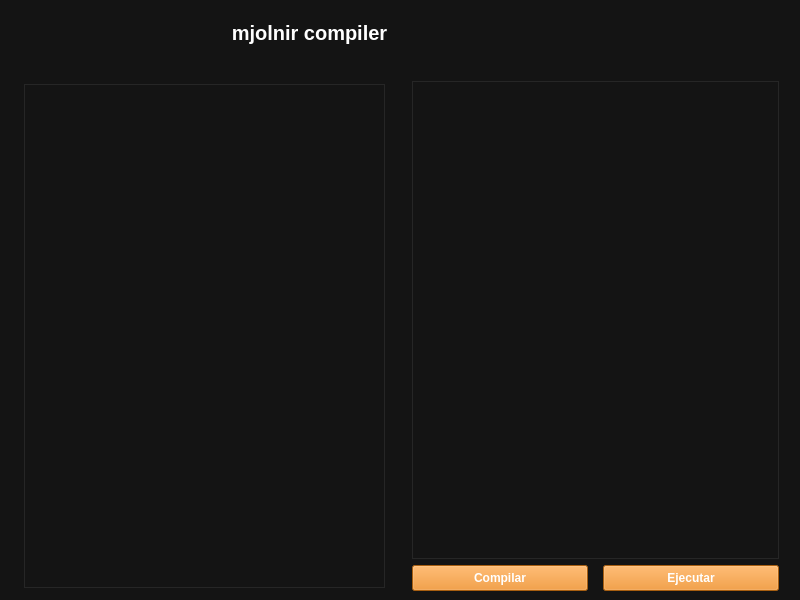
Qt form views/main.ui (enajera123/mjolnir_compiler) before a commit.
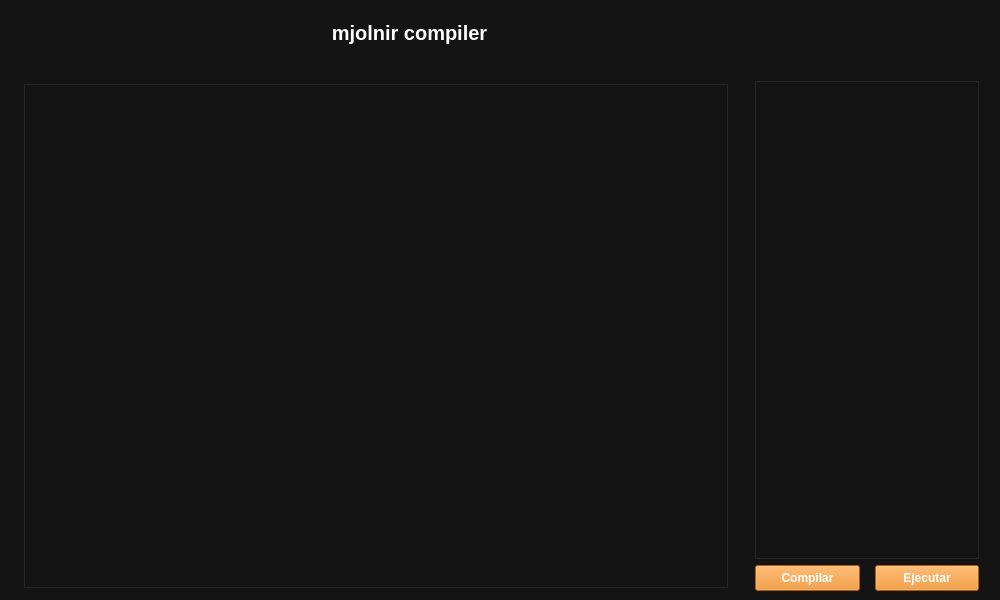
The same form after that commit.

Diff of the .ui file:
```diff
--- a/views/main.ui
+++ b/views/main.ui
@@ -6,7 +6,7 @@
    <rect>
     <x>0</x>
     <y>0</y>
-    <width>800</width>
+    <width>1000</width>
     <height>600</height>
    </rect>
   </property>
@@ -109,7 +109,7 @@
       <property name="frameShadow">
        <enum>QFrame::Raised</enum>
       </property>
-      <layout class="QHBoxLayout" name="horizontalLayout_2" stretch="0,0">
+      <layout class="QHBoxLayout" name="horizontalLayout_2" stretch="3,1">
        <property name="leftMargin">
         <number>0</number>
        </property>
```
Left out of the diff: 2 changed lines with no effect on the pictures.
